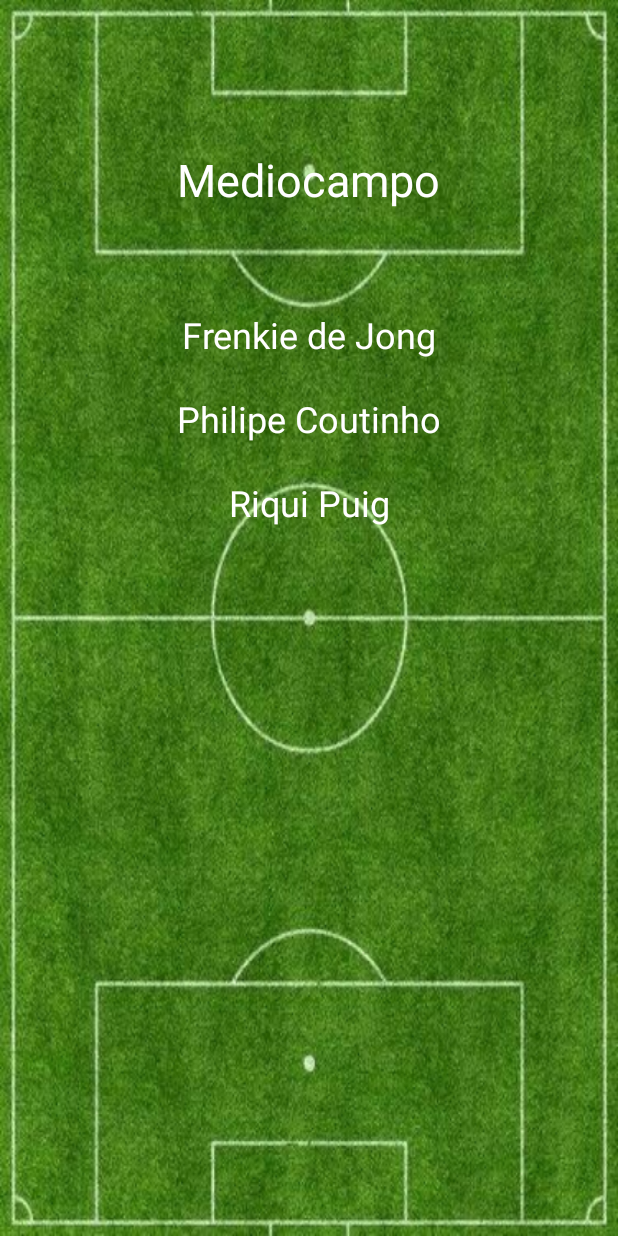
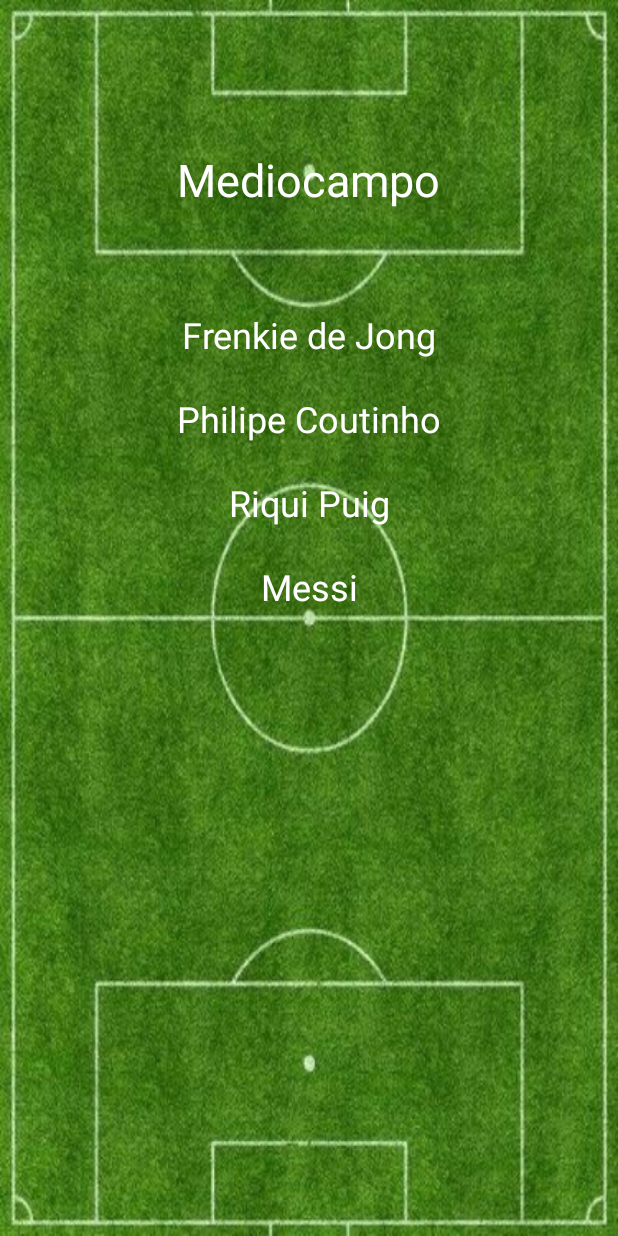
Before and after one commit to AlexandroMAAC/Plantilla, an Android app: the screen it shows after launch (Detalles), after a tap on "Mediocampo", on a phone screen of 412 x 824 dp. Run offline under Robolectric (Android 15) with nearby library versions, the phone set to English and light mode, and no system bars.

Commit message:
Plantilla_MelvinAlvarez_2017110104

```diff
--- a/app/src/main/java/com/example/plantilla/actividades/MainActivity.kt
+++ b/app/src/main/java/com/example/plantilla/actividades/MainActivity.kt
@@ -57,7 +57,7 @@ class MainActivity : AppCompatActivity() {
                 "Frenkie de Jong",
                 "Philipe Coutinho",
                 "Riqui Puig",
-                ""
+                "Messi"
             )
         )
 
```
